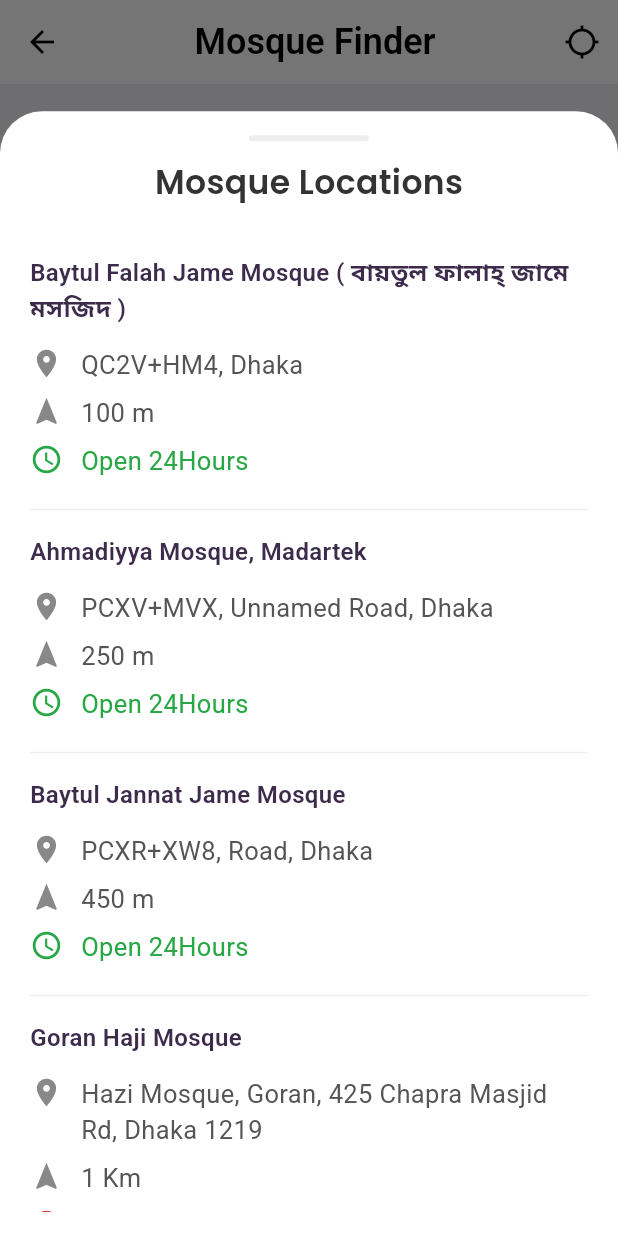
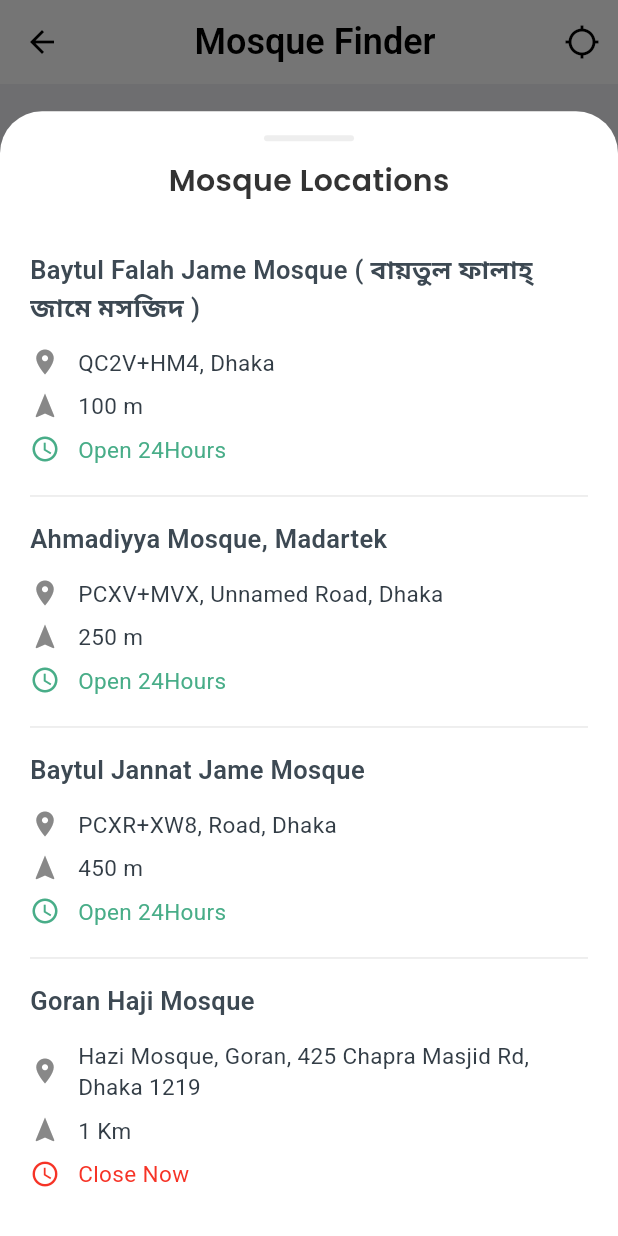
Before and after one commit to moinulislam0/muslim_pro, a Flutter app: the MosqueFinderScreen screen opened directly, after a tap on "Show Mosque Locations", on a phone screen of 412 x 824 dp. Run offline on Flutter 3.47's test engine with Material 3 defaults, Android fonts, the phone set to English and light mode, and no system bars; our stand-ins replace flutter_svg.

Commit message:
Update mosque location UI colors and add SVG icons
Added new SVG icons for distance, location, and timer. Updated color values and font sizes in mosque_location.dart for improved visual consistency and alignment with the design theme.

```diff
--- a/lib/mosque_location/mosque_location.dart
+++ b/lib/mosque_location/mosque_location.dart
@@ -18,11 +18,11 @@ class AppColors {
   // Location/Distance Icon Color: Muted grey/black
   static const Color infoIcon = Color(0xFF888888);
   // Location/Distance Text Color: Slightly lighter than info icon
-  static const Color infoText = Color(0xFF555555);
+  static const Color infoText = Color.fromARGB(255, 51, 61, 70);
   // Open 24Hours Text/Icon Color: Green
-  static const Color openStatus = Color(0xFF28A745);
+  static const Color openStatus = Color.fromARGB(255, 72, 173, 136);
   // Close Now Text/Icon Color: Red
-  static const Color closeStatus = Color(0xFFDC3545);
+  static const Color closeStatus = Color(0xFFf63326);
   // Divider Color: Very light grey
   static const Color dividerColor = Color(0xFFEEEEEE);
   // Button Background: A color that fits the theme
@@ -68,17 +68,17 @@ class InfoRowWidget extends StatelessWidget {
     return Padding(
       padding: const EdgeInsets.symmetric(vertical: 4.0),
       child: Row(
-        crossAxisAlignment: CrossAxisAlignment.start,
+        crossAxisAlignment: CrossAxisAlignment.center,
         mainAxisAlignment: MainAxisAlignment.spaceAround,
         children: [
-          Icon(icon, size: 22.0, color: iconColor),
+          Icon(icon, size: 20.0, color: iconColor),
           const SizedBox(width: 12.0),
           Expanded(
             child: Text(
               text,
               style: TextStyle(
                 fontFamily: 'roboto',
-                fontSize: 17.0, // Approximation
+                fontSize: 15.0, // Approximation
                 color: textColor,
                 fontWeight: FontWeight.w400, // Approximation
               ),
@@ -115,8 +115,8 @@ class MosqueListItem extends StatelessWidget {
           Text(
             mosque.name,
             style: TextStyle(
-              fontSize: 16.0, // Approximation
-              color: AppColors.mosqueNameText,
+              fontSize: 17.0, // Approximation
+              color: Color(0XFF3d4953),
               fontWeight: FontWeight.w600, // Approximation
             ),
           ),
@@ -207,7 +207,7 @@ class MosqueLocationsBottomSheet extends StatelessWidget {
             // 1. Header Handle/Indicator (Small grey bar at the top center)
             Center(
               child: Container(
-                width: 80.0,
+                width: 60.0,
                 height: 4.0,
                 decoration: BoxDecoration(
                   color: AppColors.dividerColor,
@@ -222,7 +222,7 @@ class MosqueLocationsBottomSheet extends StatelessWidget {
               child: Text(
                 'Mosque Locations',
                 style: TextStyle(
-                  fontSize: 22.0, // Approximation
+                  fontSize: 20.0, // Approximation
                   fontFamily: 'poppins',
                   color: AppColors.titleText,
                   fontWeight: FontWeight.w600, // Approximation
@@ -242,7 +242,7 @@ class MosqueLocationsBottomSheet extends StatelessWidget {
                   // Divider present between list items except after the last one
                   if (index < mosques.length - 1) {
                     return Divider(
-                      color: AppColors.dividerColor,
+                      color: Color.fromARGB(255, 233, 233, 233),
                       height: 1.0,
                       // Add small vertical padding around the divider to match visual spacing
                       thickness: 1.0,
```
Also changed, not shown: assets/images/distance.svg (added), assets/images/location.svg (added), assets/images/timer_mos.svg (added).
